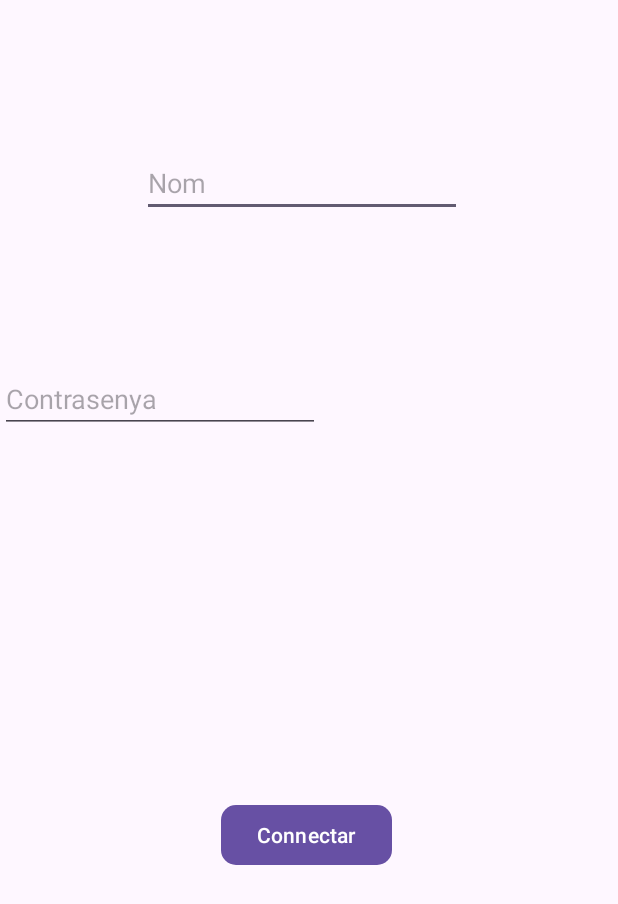
After one commit to Aleex555/APP, an Android app: the LoginActivity screen opened directly, with no data from a screen before it, on a phone screen of 412 x 824 dp. The commit adds this screen. Shown: the top 904 px of the screen. Run offline under Robolectric (Android 15) with nearby library versions, the phone set to English and light mode, and no system bars; libraries missing offline, so code that uses them is left out: org.java_websocket.client, org.java_websocket.handshake; 1 statement that could not run was skipped.

Commit message:
credencials added

```diff
--- a/app/src/main/AndroidManifest.xml
+++ b/app/src/main/AndroidManifest.xml
@@ -30,6 +30,9 @@
         <activity android:name=".MissageHistoryActivity">
             <!-- Puedes incluir otras configuraciones aquí -->
         </activity>
+        <activity android:name=".LoginActivity">
+            <!-- Puedes incluir otras configuraciones aquí -->
+        </activity>
     </application>
 
 </manifest>
--- /dev/null
+++ b/app/src/main/java/com/example/crazydisplay/LoginActivity.java
@@ -0,0 +1,120 @@
+package com.example.crazydisplay;
+import static com.example.crazydisplay.Data.MessageHistory;
+import static com.example.crazydisplay.Data.clients;
+
+import android.content.Intent;
+import android.os.Bundle;
+import android.os.Handler;
+import android.view.View;
+import android.widget.ArrayAdapter;
+import android.widget.Button;
+import android.widget.EditText;
+import androidx.appcompat.app.AppCompatActivity;
+
+import org.java_websocket.handshake.ServerHandshake;
+import org.json.JSONArray;
+import org.json.JSONException;
+import org.json.JSONObject;
+
+import java.net.URI;
+import java.net.URISyntaxException;
+import java.util.ArrayList;
+
+public class LoginActivity extends AppCompatActivity {
+
+    private boolean isButtonClickable = true;
+    private JSONObject msgJSON=null;
+    private EditText editTextUsername;
+    private EditText editTextPassword;
+    private Button buttonLogin;
+
+    @Override
+    protected void onCreate(Bundle savedInstanceState) {
+        super.onCreate(savedInstanceState);
+        setContentView(R.layout.credencials_check);
+
+        // Asignar las referencias a los elementos del diseño XML
+        editTextUsername = findViewById(R.id.editTextText);
+        editTextPassword = findViewById(R.id.editTextTextPassword);
+        buttonLogin = findViewById(R.id.button);
+        new Thread(new Runnable() {
+            @Override
+            public void run() {
+                try {
+                    URI location = new URI("ws://" + Data.getIP() + ":" + "8888");
+                    Data.client = new AppSocketsClient(location, (String message) ->             {
+                        try {
+                            this.onMessage(message);
+                        } catch (JSONException e) {
+                            throw new RuntimeException(e);
+                        }
+                    });
+                    //serverConnected = true;
+                    Data.client.connect();
+                    Thread.sleep(1000);
+                } catch (URISyntaxException e) {
+                    throw new RuntimeException(e);
+                } catch (InterruptedException e) {
+                    throw new RuntimeException(e);
+                }
+            }
+
+            private void onMessage(String message) throws JSONException {
+                JSONObject data = new JSONObject(message);
+                String type = data.getString("type");
+
+                switch (type) {
+                    case "ok":
+                        Intent intent = new Intent(LoginActivity.this, EnviarActivity.class);
+                        startActivity(intent);
+                        break;
+                    case "list":
+                        ArrayList<String> list = new ArrayList<>();
+                        String jsonlist =data.getString("list");
+                        JSONArray jsonArray = new JSONArray(jsonlist);
+                        for (int i = 0; i < jsonArray.length(); i++) {
+                            list.add(jsonArray.getString(i));
+                        }
+                        clients=list;
+                        break;
+                    default:
+                        break;
+                }
+
+            }
+        }).start();
+        // Configurar un listener para el botón de "Connectar"
+        buttonLogin.setOnClickListener(new View.OnClickListener() {
+            @Override
+            public void onClick(View view) {
+                // Aquí puedes acceder a los valores de los EditText
+                String username = editTextUsername.getText().toString();
+                String password = editTextPassword.getText().toString();
+                try {
+                    msgJSON = new JSONObject();
+                    msgJSON.put("type", "registro");
+                    msgJSON.put("user", username);
+                    msgJSON.put("password", password);
+                } catch (JSONException e) {
+                    throw new RuntimeException(e);
+                }
+                Data.client.send(msgJSON.toString());
+
+                buttonLogin.setText("Connectant...");
+                isButtonClickable = false;
+                buttonLogin.setEnabled(false);
+
+                new Handler().postDelayed(new Runnable() {
+                    @Override
+                    public void run() {
+                        // Habilita el botón nuevamente después de 3 segundos.
+                        isButtonClickable = true;
+                        buttonLogin.setEnabled(true);
+                        buttonLogin.setText("Connectar");
+                    }
+                }, 3000); // 3000 milisegundos = 3 segundos
+
+            }
+        });
+    }
+}
--- a/app/src/main/java/com/example/crazydisplay/MainActivity.java
+++ b/app/src/main/java/com/example/crazydisplay/MainActivity.java
@@ -77,7 +77,7 @@ public class MainActivity extends AppCompatActivity {
                     }).start();
 
 
-                    Intent intent = new Intent(MainActivity.this, EnviarActivity.class);
+                    Intent intent = new Intent(MainActivity.this, LoginActivity.class);
                     startActivity(intent);
                 } catch (IllegalArgumentException ex) {
                     Toast.makeText(v.getContext(), "Error: " + ex.getMessage(), Toast.LENGTH_SHORT).show();
--- a/app/src/main/res/layout/activity_main.xml
+++ b/app/src/main/res/layout/activity_main.xml
@@ -57,6 +57,7 @@
             android:ems="10"
             android:hint="192.168.x.x"
             android:inputType="text"
+            android:text="192.168.0."
             app:layout_constraintBottom_toBottomOf="parent"
             app:layout_constraintEnd_toEndOf="parent"
             app:layout_constraintHorizontal_bias="0.0"
--- /dev/null
+++ b/app/src/main/res/layout/credencials_check.xml
@@ -0,0 +1,45 @@
+<?xml version="1.0" encoding="utf-8"?>
+<androidx.constraintlayout.widget.ConstraintLayout xmlns:android="http://schemas.android.com/apk/res/android"
+    xmlns:app="http://schemas.android.com/apk/res-auto"
+    xmlns:tools="http://schemas.android.com/tools"
+    android:layout_width="match_parent"
+    android:layout_height="match_parent">
+
+    <EditText
+        android:id="@+id/editTextText"
+        android:layout_width="wrap_content"
+        android:layout_height="wrap_content"
+        android:layout_marginStart="96dp"
+        android:layout_marginEnd="106dp"
+        android:ems="10"
+        android:hint="Nom"
+        android:inputType="text"
+        app:layout_constraintBottom_toTopOf="@+id/editTextTextPassword"
+        app:layout_constraintEnd_toEndOf="parent"
+        app:layout_constraintStart_toStartOf="parent"
+        app:layout_constraintTop_toTopOf="parent" />
+
+    <Button
+        android:id="@+id/button"
+        android:layout_width="wrap_content"
+        android:layout_height="wrap_content"
+        android:layout_marginStart="158dp"
+        android:layout_marginEnd="162dp"
+        android:text="Connectar"
+        app:cornerRadius="10dp"
+        app:layout_constraintBottom_toBottomOf="parent"
+        app:layout_constraintEnd_toEndOf="parent"
+        app:layout_constraintStart_toStartOf="parent"
+        app:layout_constraintTop_toBottomOf="@+id/editTextTextPassword" />
+
+    <EditText
+        android:id="@+id/editTextTextPassword"
+        android:layout_width="wrap_content"
+        android:layout_height="wrap_content"
+        android:ems="10"
+        android:hint="Contrasenya"
+        android:inputType="textPassword"
+        app:layout_constraintBottom_toTopOf="@+id/button"
+        app:layout_constraintTop_toTopOf="parent"
+        tools:layout_editor_absoluteX="95dp" />
+</androidx.constraintlayout.widget.ConstraintLayout>
```
Also changed, not shown: app/src/main/java/com/example/crazydisplay/Data.java (+24 -2 lines), app/src/main/java/com/example/crazydisplay/EnviarActivity.java (+63 -56 lines), app/src/main/java/com/example/crazydisplay/MissageHistoryActivity.java (+111 -53 lines), app/src/main/res/layout/activity_enviar.xml (+7 -23 lines), app/src/main/res/layout/history_message.xml (+4 -3 lines).
